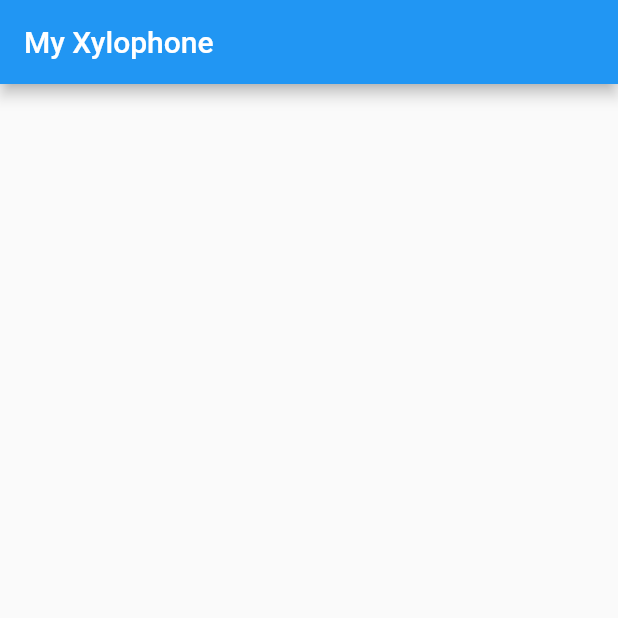
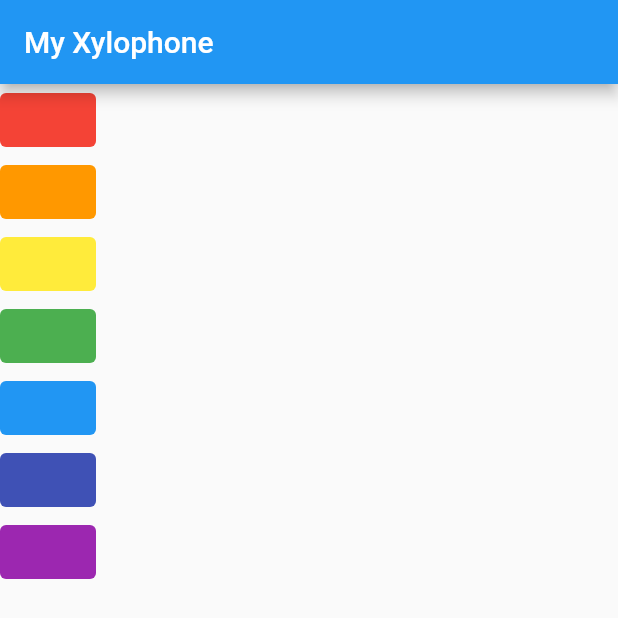
Before and after one commit to Jhay4Julian/xylophone_app_flutter, a Flutter app: the screen it shows after launch, on a phone screen of 412 x 824 dp. Shown: the top 618 px of the screen. Run offline on Flutter 3.47's test engine with Material 2 defaults, Android fonts, the phone set to English and light mode, and no system bars; our stand-ins replace audioplayers.

Commit message:
Note buttons added

```diff
--- a/lib/main.dart
+++ b/lib/main.dart
@@ -1,4 +1,5 @@
 import 'package:flutter/material.dart';
+import 'package:audioplayers/audioplayers.dart';
 
 void main() {
   runApp(XylophoneApp());
@@ -6,16 +7,86 @@ void main() {
 
 // ignore: use_key_in_widget_constructors
 class XylophoneApp extends StatelessWidget {
+  void playNote(int noteNumber) {
+    final player = AudioCache();
+    player.play('note$noteNumber.wav');
+  }
+
   @override
   Widget build(BuildContext context) {
     return MaterialApp(
-      title: 'Flutter Demo',
+      debugShowCheckedModeBanner: false,
+      title: 'My Xylophone',
       home: SafeArea(
         child: Scaffold(
-          appBar: AppBar(title: const Text('My Xylophone'),),
+          appBar: AppBar(
+            title: const Text('My Xylophone'),
+          ),
           body: Column(
-            children: const [
-
+            children: [
+              TextButton(
+                style: TextButton.styleFrom(
+                  backgroundColor: Colors.red,
+                ),
+                onPressed: () {
+                  playNote(1);
+                },
+                child: Text(''),
+              ),
+              TextButton(
+                style: TextButton.styleFrom(
+                  backgroundColor: Colors.orange,
+                ),
+                onPressed: () {
+                  playNote(2);
+                },
+                child: Text(''),
+              ),
+              TextButton(
+                style: TextButton.styleFrom(
+                  backgroundColor: Colors.yellow,
+                ),
+                onPressed: () {
+                  playNote(3);
+                },
+                child: Text(''),
+              ),
+              TextButton(
+                style: TextButton.styleFrom(
+                  backgroundColor: Colors.green,
+                ),
+                onPressed: () {
+                  playNote(4);
+                },
+                child: const Text(''),
+              ),
+              TextButton(
+                style: TextButton.styleFrom(
+                  backgroundColor: Colors.blue,
+                ),
+                onPressed: () {
+                  playNote(5);
+                },
+                child: const Text(''),
+              ),
+              TextButton(
+                style: TextButton.styleFrom(
+                  backgroundColor: Colors.indigo,
+                ),
+                onPressed: () {
+                  playNote(6);
+                },
+                child: const Text(''),
+              ),
+              TextButton(
+                style: TextButton.styleFrom(
+                  backgroundColor: Colors.purple,
+                ),
+                onPressed: () {
+                  playNote(7);
+                },
+                child: const Text(''),
+              ),
             ],
           ),
         ),
--- a/pubspec.yaml
+++ b/pubspec.yaml
@@ -30,10 +30,8 @@ dependencies:
   flutter:
     sdk: flutter
 
-
-  # The following adds the Cupertino Icons font to your application.
-  # Use with the CupertinoIcons class for iOS style icons.
   cupertino_icons: ^1.0.2
+  audioplayers: ^0.20.1
 
 dev_dependencies:
   flutter_test:
```
Also changed, not shown: pubspec.lock.
